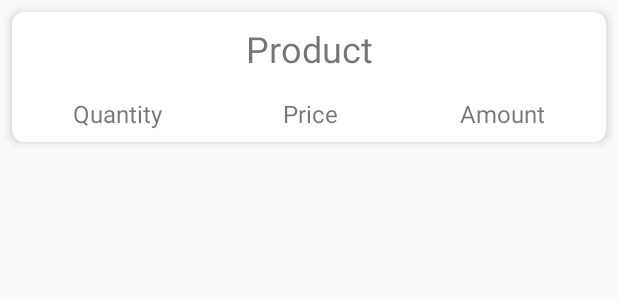
After one commit to santieduardo/PDV-Android, an Android app: the layout detail_sell_adapter_layout.xml on its own in the app's theme, with its tools: preview values and no code run, on a phone screen of 412 x 824 dp. The commit adds this screen. Shown: the top 300 px of the screen. Run offline under Robolectric (Android 15) with nearby library versions, the phone set to English and light mode, and no system bars.

Commit message:
Criado DetailSellAdapterLayout

```diff
--- a/app/src/main/res/layout/activity_detail_sell.xml
+++ b/app/src/main/res/layout/activity_detail_sell.xml
@@ -1,9 +1,17 @@
 <?xml version="1.0" encoding="utf-8"?>
-<android.support.constraint.ConstraintLayout xmlns:android="http://schemas.android.com/apk/res/android"
+<RelativeLayout xmlns:android="http://schemas.android.com/apk/res/android"
     xmlns:app="http://schemas.android.com/apk/res-auto"
     xmlns:tools="http://schemas.android.com/tools"
     android:layout_width="match_parent"
     android:layout_height="match_parent"
-    tools:context=".DetailSellActivity">
+    tools:context=".MainActivity">
 
-</android.support.constraint.ConstraintLayout>
+    <android.support.v7.widget.RecyclerView
+        android:id="@+id/recyclerView"
+        android:scrollbars="vertical"
+        android:layout_width="match_parent"
+        android:layout_height="match_parent">
+
+    </android.support.v7.widget.RecyclerView>
+
+</RelativeLayout>
--- /dev/null
+++ b/app/src/main/res/layout/detail_sell_adapter_layout.xml
@@ -0,0 +1,69 @@
+<?xml version="1.0" encoding="utf-8"?>
+
+<android.support.v7.widget.CardView xmlns:android="http://schemas.android.com/apk/res/android"
+    xmlns:app="http://schemas.android.com/apk/res-auto"
+    android:id="@+id/card_view"
+    android:layout_width="match_parent"
+    android:layout_height="wrap_content"
+    android:layout_margin="8dp"
+    app:cardCornerRadius="8dp"
+    app:cardElevation="4dp">
+
+    <LinearLayout
+        android:layout_width="match_parent"
+        android:layout_height="match_parent"
+        android:orientation="vertical">
+
+        <TextView xmlns:android="http://schemas.android.com/apk/res/android"
+            android:id="@+id/textViewBuyer"
+            android:layout_width="match_parent"
+            android:layout_height="wrap_content"
+            android:textSize="24dp"
+            android:paddingTop="8dp"
+            android:paddingBottom="8dp"
+            android:gravity="center"
+            android:text="Product"/>
+
+        <LinearLayout android:layout_width="match_parent"
+            android:layout_height="match_parent"
+            android:orientation="horizontal"
+            android:gravity="center">
+
+            <TextView xmlns:android="http://schemas.android.com/apk/res/android"
+                android:id="@+id/textViewQuantity"
+                android:layout_width="wrap_content"
+                android:layout_height="wrap_content"
+                android:layout_weight="1"
+                android:textSize="16dp"
+                android:paddingTop="8dp"
+                android:paddingBottom="8dp"
+                android:gravity="center"
+                android:text="Quantity"/>
+
+            <TextView xmlns:android="http://schemas.android.com/apk/res/android"
+                android:id="@+id/textViewPrice"
+                android:layout_width="wrap_content"
+                android:layout_height="wrap_content"
+                android:layout_weight="1"
+                android:textSize="16dp"
+                android:paddingTop="8dp"
+                android:paddingBottom="8dp"
+                android:gravity="center"
+                android:text="Price"/>
+
+            <TextView xmlns:android="http://schemas.android.com/apk/res/android"
+                android:id="@+id/textViewAmount"
+                android:layout_width="wrap_content"
+                android:layout_height="wrap_content"
+                android:layout_weight="1"
+                android:textSize="16dp"
+                android:paddingTop="8dp"
+                android:paddingBottom="8dp"
+                android:gravity="center"
+                android:text="Amount"/>
+
+        </LinearLayout>
+
+    </LinearLayout>
+
+</android.support.v7.widget.CardView>
```
